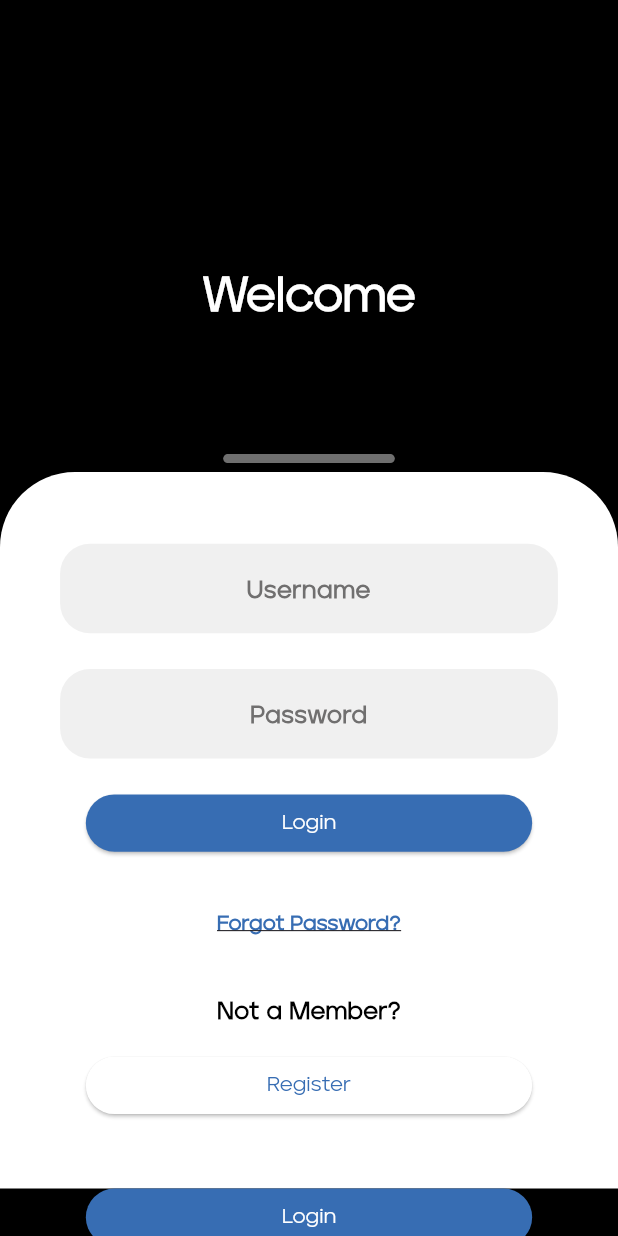
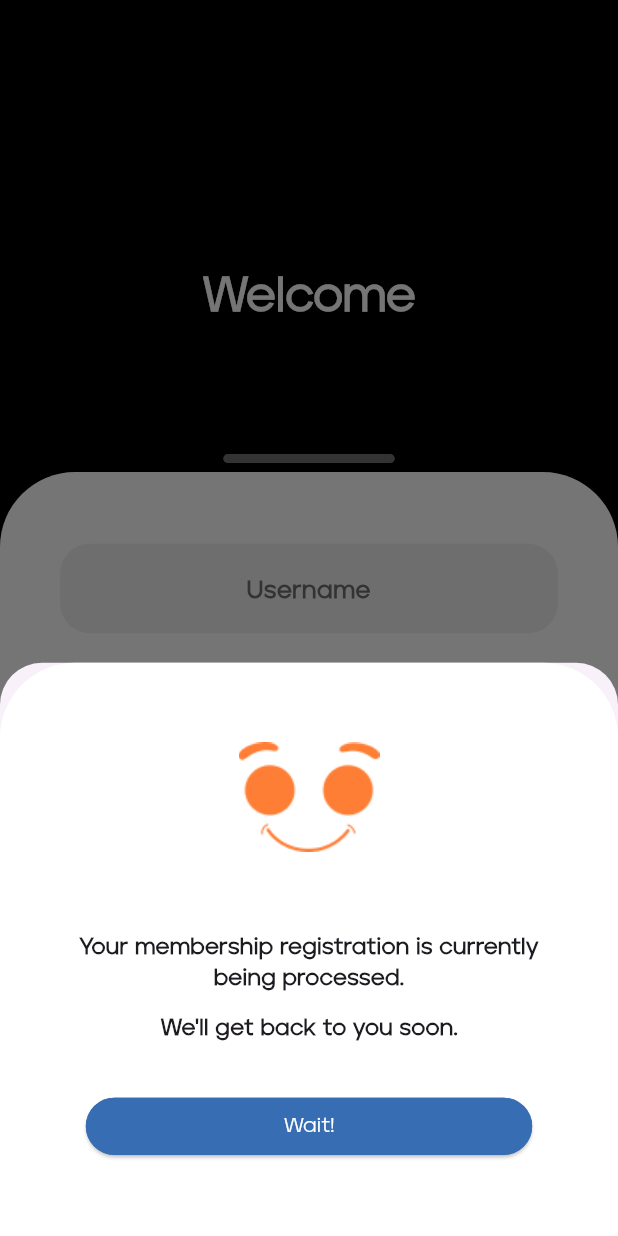
Before and after one commit to coder12e4/rtd_, a Flutter app: the LOginPage screen opened directly, after a tap on "Login", on a phone screen of 412 x 824 dp. Run offline on Flutter 3.47's test engine with Material 2 defaults, Android fonts, the phone set to English and light mode, and no system bars; our stand-ins replace flutter_screenutil, get.

Commit message:
login completed

```diff
--- a/lib/controller/splash_screen_controller.dart
+++ b/lib/controller/splash_screen_controller.dart
@@ -1,4 +1,5 @@
 import 'package:get/get.dart';
+import 'package:rtd_project/view/login_screen/login_page.dart';
 import 'package:rtd_project/view/register_screen/register_screen.dart';
 
 class SplashScreenController extends GetxController {
@@ -12,6 +13,6 @@ class SplashScreenController extends GetxController {
 
   Future splashDelay() async {
     Future.delayed(const Duration(seconds: 3))
-        .then((value) => Get.to(const RegisterScreen()));
+        .then((value) => Get.to(const LOginPage()));
   }
 }
--- a/lib/core/common_widget/commen_botten.dart
+++ b/lib/core/common_widget/commen_botten.dart
@@ -9,17 +9,19 @@ class ButtonWidget extends StatelessWidget {
     required this.buttonForegroundColor,
     required this.buttonText,
     required this.borderAvalable,
+    required this.onpressed,
   });
 
-  final buttonBackgroundColor;
-  final buttonForegroundColor;
-  final buttonText;
-  final bool borderAvalable;
+  final Color buttonBackgroundColor;
+  final Color buttonForegroundColor;
+  final String buttonText;
+  bool borderAvalable = false;
+  final Function onpressed;
   @override
   Widget build(BuildContext context) {
-    return Container(
+    return SizedBox(
         height: 32.h,
-        width: 290.w,
+        width: 260.w,
         child: ElevatedButton(
             style: ButtonStyle(
                 side: borderAvalable
@@ -29,7 +31,9 @@ class ButtonWidget extends StatelessWidget {
                     MaterialStatePropertyAll(buttonForegroundColor),
                 backgroundColor:
                     MaterialStatePropertyAll(buttonBackgroundColor)),
-            onPressed: () {},
+            onPressed: () {
+              onpressed();
+            },
             child: Text(buttonText)));
   }
 }
--- a/lib/core/common_widget/dropdown_widget.dart
+++ b/lib/core/common_widget/dropdown_widget.dart
@@ -37,7 +37,6 @@ class _DropedownWidgetState extends State<DropedownWidget> {
       child: Padding(
         padding: const EdgeInsets.all(8.0),
         child: DropdownButton<String>(
-          value: _selectedBloodGroup,
           onChanged: (String? newValue) {
             setState(() {
               _selectedBloodGroup = newValue!;
--- a/lib/core/common_widget/imagepicker.dart
+++ b/lib/core/common_widget/imagepicker.dart
@@ -94,6 +94,7 @@ class Imagepiker extends StatelessWidget {
             height: 20.h,
           ),
           ButtonWidget(
+            onpressed: (){},
               buttonBackgroundColor: buttenBlue,
               buttonForegroundColor: whiteColor,
               buttonText: 'Upload',
--- a/lib/view/login_screen/login_page.dart
+++ b/lib/view/login_screen/login_page.dart
@@ -2,6 +2,8 @@ import 'package:flutter/material.dart';
 import 'package:flutter_screenutil/flutter_screenutil.dart';
 import 'package:rtd_project/core/color/colors.dart';
 import 'package:rtd_project/core/common_widget/commen_botten.dart';
+import 'package:rtd_project/view/login_screen/widgets/login_complete.dart';
+import 'package:rtd_project/view/register_screen/register_screen.dart';
 
 import '../../core/common_widget/textformfield_widget.dart';
 
@@ -48,6 +50,12 @@ class LOginPage extends StatelessWidget {
                     height: 20.h,
                   ),
                   ButtonWidget(
+                    onpressed: () {
+                      showModalBottomSheet(
+                        context: context,
+                        builder: (context) => LoginComplited(),
+                      );
+                    },
                     borderAvalable: false,
                     buttonText: 'Login',
                     buttonBackgroundColor: buttenBlue,
@@ -65,6 +73,11 @@ class LOginPage extends StatelessWidget {
                     height: 15.h,
                   ),
                   ButtonWidget(
+                    onpressed: () {
+                      Navigator.of(context).push(MaterialPageRoute(
+                        builder: (context) => RegisterScreen(),
+                      ));
+                    },
                     borderAvalable: true,
                     buttonText: 'Register',
                     buttonBackgroundColor: whiteColor,
@@ -73,14 +86,6 @@ class LOginPage extends StatelessWidget {
                 ],
               ),
             ),
-
-            ButtonWidget(
-              borderAvalable: true,
-              buttonText: 'Login',
-              buttonBackgroundColor: buttenBlue,
-              buttonForegroundColor: Colors.white,
-            )
-
           ],
         ),
       ),
@@ -140,39 +145,4 @@ class LOginPage extends StatelessWidget {
 final TextEditingController emailController = TextEditingController();
 final TextEditingController passwordController = TextEditingController();
 
-
 // ignore: must_be_immutable
-class ButtonWidget extends StatelessWidget {
-  ButtonWidget({
-    super.key,
-    required this.buttonBackgroundColor,
-    required this.buttonForegroundColor,
-    required this.buttonText,
-    required this.borderAvalable,
-  });
-
-  final Color buttonBackgroundColor;
-  final Color buttonForegroundColor;
-  final String buttonText;
-  bool borderAvalable = false;
-  @override
-  Widget build(BuildContext context) {
-    return SizedBox(
-        height: 32.h,
-        width: 260.w,
-        child: ElevatedButton(
-            style: borderAvalable
-                ? ButtonStyle(
-                    foregroundColor:
-                        MaterialStatePropertyAll(buttonForegroundColor),
-                    backgroundColor:
-                        MaterialStatePropertyAll(buttonBackgroundColor))
-                : ButtonStyle(
-                    foregroundColor:
-                        MaterialStatePropertyAll(buttonForegroundColor),
-                    backgroundColor:
-                        MaterialStatePropertyAll(buttonBackgroundColor)),
-            onPressed: () {},
-            child: Text(buttonText)));
-  }
-}
--- /dev/null
+++ b/lib/view/login_screen/widgets/login_complete.dart
@@ -0,0 +1,57 @@
+import 'package:flutter/material.dart';
+import 'package:flutter_screenutil/flutter_screenutil.dart';
+import 'package:get/get.dart';
+import 'package:rtd_project/core/color/colors.dart';
+import 'package:rtd_project/core/common_widget/commen_botten.dart';
+
+class LoginComplited extends StatelessWidget {
+  const LoginComplited({super.key});
+
+  @override
+  Widget build(BuildContext context) {
+    return Container(
+      height: 320.h,
+      width: 390.w,
+      decoration: const BoxDecoration(
+        color: whiteColor,
+        borderRadius: BorderRadiusDirectional.only(
+          topEnd: Radius.circular(50),
+          topStart: Radius.circular(50),
+        ),
+      ),
+      child: Column(
+        children: [
+          Image.asset(
+            'assets/images/Happy 1.png',
+            height: 150.h,
+          ),
+          Container(
+              width: 290.w,
+              child: Text(
+                'Your membership registration is currently being processed.',
+                textAlign: TextAlign.center,
+                style: TextStyle(fontSize: 15, fontWeight: FontWeight.w600),
+              )),
+          SizedBox(
+            height: 10.h,
+          ),
+          Text(
+            'We\'ll get back to you soon.',
+            style: TextStyle(fontSize: 15, fontWeight: FontWeight.w600),
+          ),
+          SizedBox(
+            height: 30.h,
+          ),
+          ButtonWidget(
+              onpressed: () {
+                Navigator.pop(context);
+              },
+              buttonBackgroundColor: buttenBlue,
+              buttonForegroundColor: whiteColor,
+              buttonText: 'Wait!',
+              borderAvalable: true)
+        ],
+      ),
+    );
+  }
+}
--- a/lib/view/splash_screen/splash_page.dart
+++ b/lib/view/splash_screen/splash_page.dart
@@ -31,7 +31,7 @@ class SplashScreen extends StatelessWidget {
                   image: AssetImage(
                     'assets/images/rectangle2.jpg',
                   ))),
-          height: 659.h,
+          height: 660.h,
           width: 400.w,
           child: Stack(
             alignment: Alignment.topCenter,
```
